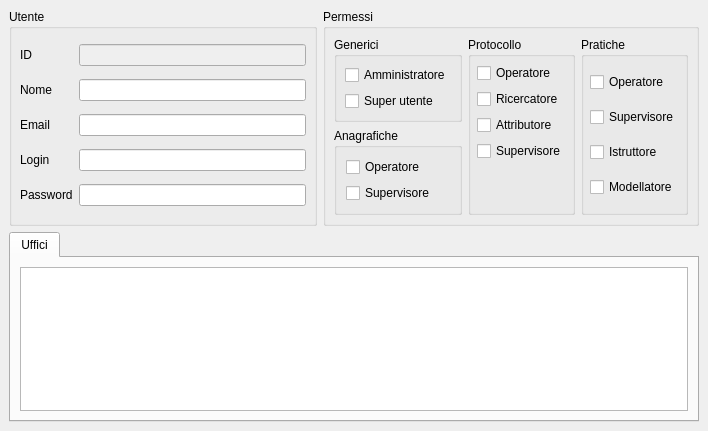
Before: the Qt Designer form src/com/axiastudio/suite/base/forms/utente.ui in tizianolattisi/suitegda, drawn with Qt 5.
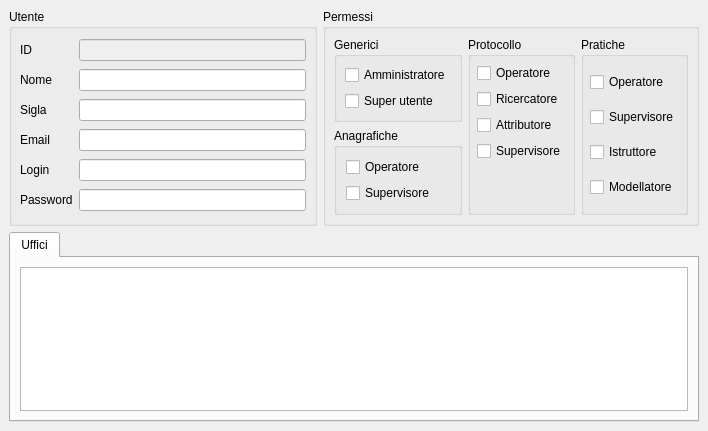
After: the same form once the commit is applied. Custom widgets are drawn as their Qt base class.

The edit to the form file:
```diff
--- a/src/com/axiastudio/suite/base/forms/utente.ui
+++ b/src/com/axiastudio/suite/base/forms/utente.ui
@@ -65,13 +65,27 @@
         </widget>
        </item>
        <item row="2" column="0">
+        <widget class="QLabel" name="label_6">
+         <property name="text">
+          <string>Sigla</string>
+         </property>
+        </widget>
+       </item>
+       <item row="2" column="1">
+        <widget class="QLineEdit" name="lineEdit_6">
+         <property name="column" stdset="0">
+          <string>sigla</string>
+         </property>
+        </widget>
+       </item>
+       <item row="3" column="0">
         <widget class="QLabel" name="label_5">
          <property name="text">
           <string>Email</string>
          </property>
         </widget>
        </item>
-       <item row="2" column="1">
+       <item row="3" column="1">
         <widget class="QLineEdit" name="lineEdit_5">
          <property name="column" stdset="0">
           <string>email</string>
@@ -81,14 +95,14 @@
          </property>
         </widget>
        </item>
-       <item row="3" column="0">
+       <item row="4" column="0">
         <widget class="QLabel" name="label">
          <property name="text">
           <string>Login</string>
          </property>
         </widget>
        </item>
-       <item row="3" column="1">
+       <item row="4" column="1">
         <widget class="QLineEdit" name="lineEdit">
          <property name="column" stdset="0">
           <string>login</string>
@@ -98,14 +112,14 @@
          </property>
         </widget>
        </item>
-       <item row="4" column="0">
+       <item row="5" column="0">
         <widget class="QLabel" name="label_2">
          <property name="text">
           <string>Password</string>
          </property>
         </widget>
        </item>
-       <item row="4" column="1">
+       <item row="5" column="1">
         <widget class="QLineEdit" name="lineEdit_2">
          <property name="column" stdset="0">
           <string>password</string>
```
